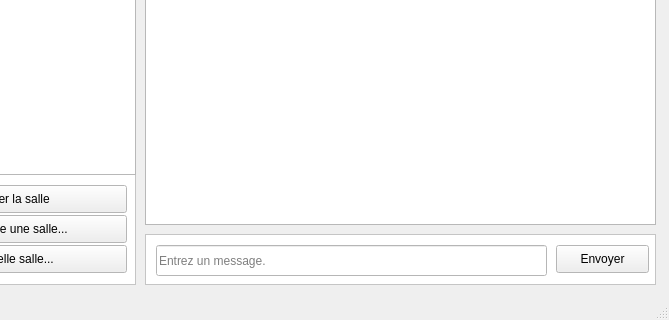
Before: the Qt Designer form Chat/viewChat.ui in edri/ProjetChat2015, drawn with Qt 5; both pictures show x 125 to 794 and y 265 to 585 of the 794 by 585 pixel window.
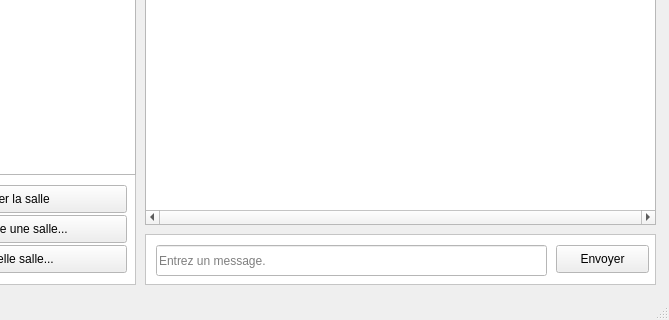
After: the same form once the commit is applied.

Patch:
```diff
--- a/Chat/viewChat.ui
+++ b/Chat/viewChat.ui
@@ -346,6 +346,9 @@
       <height>431</height>
      </rect>
     </property>
+    <property name="horizontalScrollBarPolicy">
+     <enum>Qt::ScrollBarAlwaysOn</enum>
+    </property>
     <property name="showDropIndicator" stdset="0">
      <bool>false</bool>
     </property>
@@ -355,6 +358,9 @@
     <property name="textElideMode">
      <enum>Qt::ElideRight</enum>
     </property>
+    <property name="wordWrap">
+     <bool>true</bool>
+    </property>
     <column>
      <property name="text">
       <string>date</string>
```
